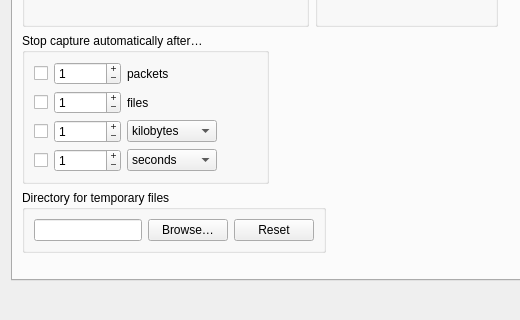
First picture: the form in ui/qt/capture_options_dialog.ui, repository R-EAjks/Wireshark, before the edit; both pictures show x 0 to 520 and y 152 to 472 of the 950 by 472 pixel window.
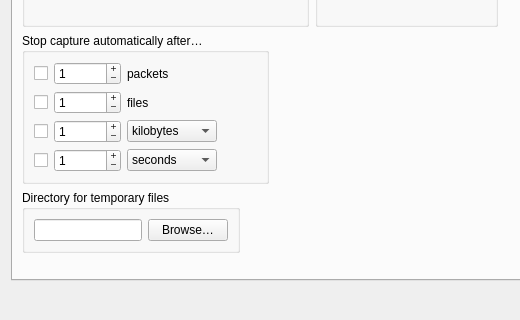
Second picture: the form after the edit. The open tabs and pages were chosen to show the change. Custom widgets are drawn as their Qt base class.

Commit message: Remove Reset button from UI

The edit to the form file:
```diff
--- a/ui/qt/capture_options_dialog.ui
+++ b/ui/qt/capture_options_dialog.ui
@@ -932,13 +932,6 @@
             </property>
            </widget>
           </item>
-          <item row="0" column="2">
-           <widget class="QPushButton" name="tempDirResetButton">
-            <property name="text">
-             <string>Reset</string>
-            </property>
-           </widget>
-          </item>
          </layout>
         </widget>
        </item>
```
The commit also changes 2 other files.
